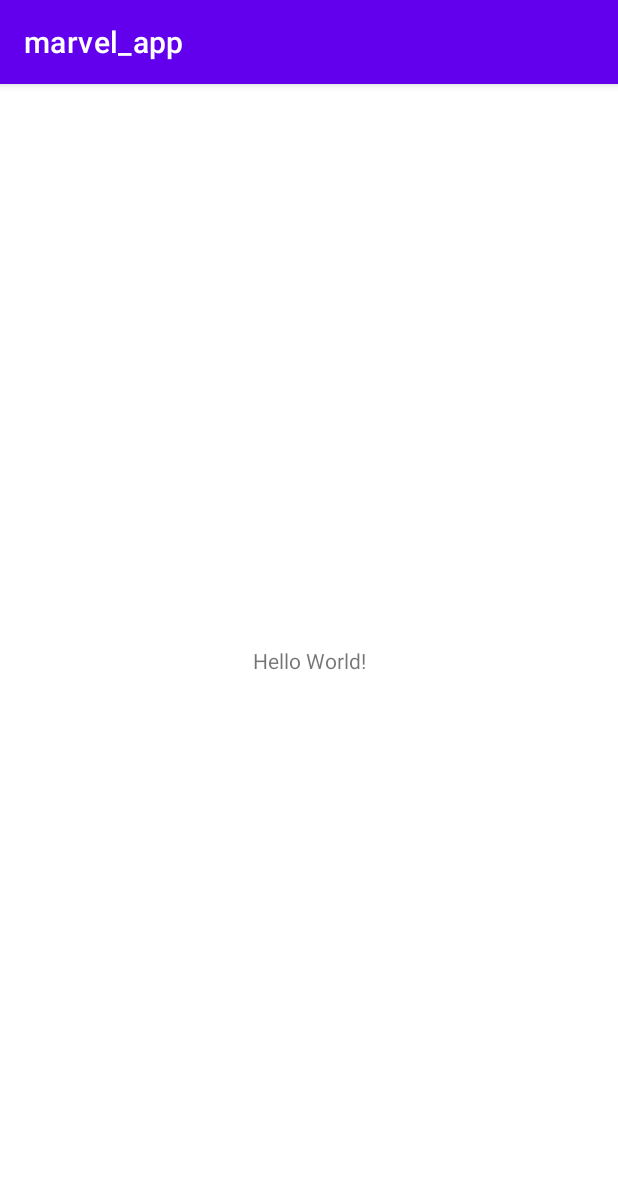
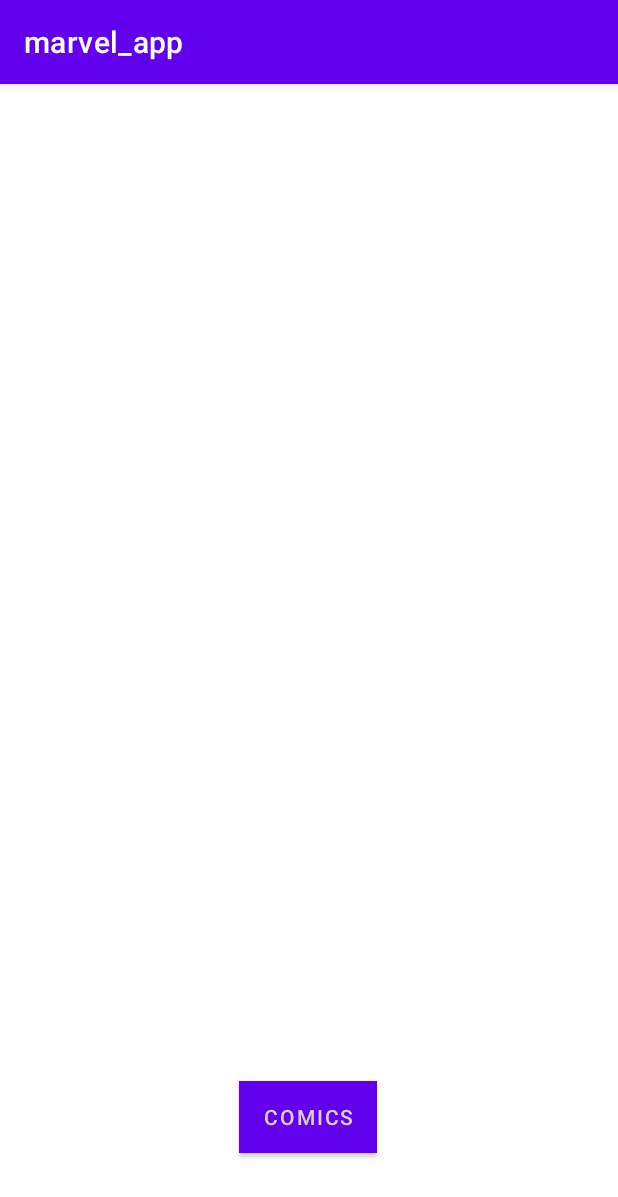
Before and after one commit to aosunt25/marvel_app, an Android app: the screen it shows after launch (MainActivity), on a phone screen of 412 x 824 dp. Shown: the top 1197 px of the screen. Run offline under Robolectric (Android 15) with nearby library versions, the phone set to English and light mode, and no system bars; our stand-ins replace Volley.

Commit message:
Tabla de comics casi lista - Falta cargar la imagen y agregar el boton de compra

```diff
--- /dev/null
+++ b/app/src/main/java/edu/itesm/marvel_app/Album.kt
@@ -0,0 +1,5 @@
+package edu.itesm.marvel_app
+
+class Album( s: String, i: Int, s1: String, s2: String) {
+
+}
--- a/app/src/main/java/edu/itesm/marvel_app/Comic.kt
+++ b/app/src/main/java/edu/itesm/marvel_app/Comic.kt
@@ -1,3 +1,7 @@
 package edu.itesm.marvel_app
 
-data class Comic(val title: String, val description:String, val imageUrl: String)
+import android.os.Parcelable
+import kotlinx.android.parcel.Parcelize
+
+@Parcelize
+data class Comic(val title: String, val description:String, val imageUrl: String): Parcelable
--- a/app/src/main/java/edu/itesm/marvel_app/MainActivity.kt
+++ b/app/src/main/java/edu/itesm/marvel_app/MainActivity.kt
@@ -1,15 +1,11 @@
 package edu.itesm.marvel_app
 
-import android.app.DownloadManager
-import androidx.appcompat.app.AppCompatActivity
 import android.os.Bundle
 import android.util.Log
+import androidx.appcompat.app.AppCompatActivity
 import com.android.volley.Request
-import com.android.volley.Request.Method.GET
 import com.android.volley.Response
-import com.android.volley.toolbox.JsonArrayRequest
 import com.android.volley.toolbox.JsonObjectRequest
-import com.android.volley.toolbox.StringRequest
 import com.android.volley.toolbox.Volley
 import org.json.JSONException
 import java.math.BigInteger
@@ -18,16 +14,14 @@ import java.time.Instant
 import java.time.format.DateTimeFormatter
 
 
-
 class MainActivity : AppCompatActivity() {
 
-
+    var comicList = ArrayList<Comic>()
 
     override fun onCreate(savedInstanceState: Bundle?) {
         super.onCreate(savedInstanceState)
         setContentView(R.layout.activity_main)
 
-
     }
 
 
--- /dev/null
+++ b/app/src/main/java/edu/itesm/marvel_app/StartFragment.kt
@@ -0,0 +1,50 @@
+package edu.itesm.marvel_app
+
+import android.os.Bundle
+import androidx.fragment.app.Fragment
+import android.view.LayoutInflater
+import android.view.View
+import android.view.ViewGroup
+import androidx.navigation.findNavController
+import kotlinx.android.synthetic.main.fragment_start.*
+
+// TODO: Rename parameter arguments, choose names that match
+// the fragment initialization parameters, e.g. ARG_ITEM_NUMBER
+private const val ARG_PARAM1 = "param1"
+private const val ARG_PARAM2 = "param2"
+
+/**
+ * A simple [Fragment] subclass.
+ * Use the [StartFragment.newInstance] factory method to
+ * create an instance of this fragment.
+ */
+class StartFragment : Fragment() {
+    // TODO: Rename and change types of parameters
+    private var param1: String? = null
+    private var param2: String? = null
+
+    override fun onCreate(savedInstanceState: Bundle?) {
+        super.onCreate(savedInstanceState)
+        arguments?.let {
+            param1 = it.getString(ARG_PARAM1)
+            param2 = it.getString(ARG_PARAM2)
+        }
+    }
+
+    override fun onCreateView(
+        inflater: LayoutInflater, container: ViewGroup?,
+        savedInstanceState: Bundle?
+    ): View? {
+        // Inflate the layout for this fragment
+        return inflater.inflate(R.layout.fragment_start, container, false)
+    }
+
+    override fun onActivityCreated(savedInstanceState: Bundle?) {
+        super.onActivityCreated(savedInstanceState)
+        button.setOnClickListener{
+            view?.findNavController()?.navigate(R.id.action_startFragment2_to_comicListFragment3)
+            //Navigation.createNavigateOnClickListener(R.id.action_kubrickFragment_to_moviesFragment, null)
+        }
+
+    }
+}
--- a/app/src/main/res/layout/activity_main.xml
+++ b/app/src/main/res/layout/activity_main.xml
@@ -6,13 +6,14 @@
     android:layout_height="match_parent"
     tools:context=".MainActivity">
 
-    <TextView
-        android:layout_width="wrap_content"
-        android:layout_height="wrap_content"
-        android:text="Hello World!"
-        app:layout_constraintBottom_toBottomOf="parent"
-        app:layout_constraintLeft_toLeftOf="parent"
-        app:layout_constraintRight_toRightOf="parent"
-        app:layout_constraintTop_toTopOf="parent" />
+    <fragment
+        android:id="@+id/fragment"
+        android:name="androidx.navigation.fragment.NavHostFragment"
+        android:layout_width="match_parent"
+        android:layout_height="match_parent"
+        app:defaultNavHost="true"
+        app:navGraph="@navigation/navigation"
+        tools:layout_editor_absoluteX="146dp"
+        tools:layout_editor_absoluteY="347dp" />
 
 </androidx.constraintlayout.widget.ConstraintLayout>
--- /dev/null
+++ b/app/src/main/res/layout/fragment_start.xml
@@ -0,0 +1,26 @@
+<?xml version="1.0" encoding="utf-8"?>
+<androidx.constraintlayout.widget.ConstraintLayout xmlns:android="http://schemas.android.com/apk/res/android"
+    xmlns:tools="http://schemas.android.com/tools"
+    android:layout_width="match_parent"
+    android:layout_height="match_parent"
+    xmlns:app="http://schemas.android.com/apk/res-auto"
+    tools:context=".StartFragment">
+
+    <!-- TODO: Update blank fragment layout -->
+
+    <Button
+        android:id="@+id/button"
+        android:layout_width="wrap_content"
+        android:layout_height="wrap_content"
+        android:background="#B82D42"
+        android:backgroundTint="#D51616"
+        android:text="Comics"
+        android:textColor="#DCCECE"
+        app:layout_constraintBottom_toBottomOf="parent"
+        app:layout_constraintEnd_toEndOf="parent"
+        app:layout_constraintHorizontal_bias="0.498"
+        app:layout_constraintStart_toStartOf="parent"
+        app:layout_constraintTop_toTopOf="parent"
+        app:layout_constraintVertical_bias="0.923" />
+
+</androidx.constraintlayout.widget.ConstraintLayout>
--- /dev/null
+++ b/app/src/main/res/navigation/navigation.xml
@@ -0,0 +1,34 @@
+<?xml version="1.0" encoding="utf-8"?>
+<navigation xmlns:android="http://schemas.android.com/apk/res/android"
+    xmlns:app="http://schemas.android.com/apk/res-auto"
+    xmlns:tools="http://schemas.android.com/tools"
+    android:id="@+id/navigation"
+    app:startDestination="@id/startFragment2">
+    <fragment
+        android:id="@+id/startFragment2"
+        android:name="edu.itesm.marvel_app.StartFragment"
+        android:label="fragment_start"
+        tools:layout="@layout/fragment_start" >
+        <action
+            android:id="@+id/action_startFragment2_to_comicListFragment3"
+            app:destination="@id/comicListFragment3" />
+    </fragment>
+    <fragment
+        android:id="@+id/comicListFragment3"
+        android:name="edu.itesm.marvel_app.ComicListFragment"
+        android:label="fragment_comic_list"
+        tools:layout="@layout/fragment_comic_list" >
+        <action
+            android:id="@+id/action_comicListFragment3_to_comicInfoFragment2"
+            app:destination="@id/comicInfoFragment2" />
+    </fragment>
+    <fragment
+        android:id="@+id/comicInfoFragment2"
+        android:name="edu.itesm.marvel_app.ComicInfoFragment"
+        android:label="fragment_comic_info"
+        tools:layout="@layout/fragment_comic_info" >
+        <argument
+            android:name="comic"
+            app:argType="edu.itesm.marvel_app.Comic" />
+    </fragment>
+</navigation>
--- a/build.gradle
+++ b/build.gradle
@@ -8,7 +8,7 @@ buildscript {
     dependencies {
         classpath "com.android.tools.build:gradle:4.1.2"
         classpath "org.jetbrains.kotlin:kotlin-gradle-plugin:$kotlin_version"
-
+        classpath "android.arch.navigation:navigation-safe-args-gradle-plugin:1.0.0"
         // NOTE: Do not place your application dependencies here; they belong
         // in the individual module build.gradle files
     }
```
Also changed, not shown: app/build.gradle (+8 -0 lines), app/src/main/java/edu/itesm/marvel_app/ComicInfoFragment.kt (+24 -25 lines), app/src/main/java/edu/itesm/marvel_app/ComicListFragment.kt (+48 -39 lines), app/src/main/java/edu/itesm/marvel_app/MyComicListRecyclerViewAdapter.kt (+11 -3 lines), app/src/main/res/layout/fragment_comic_info.xml (+43 -6 lines).
